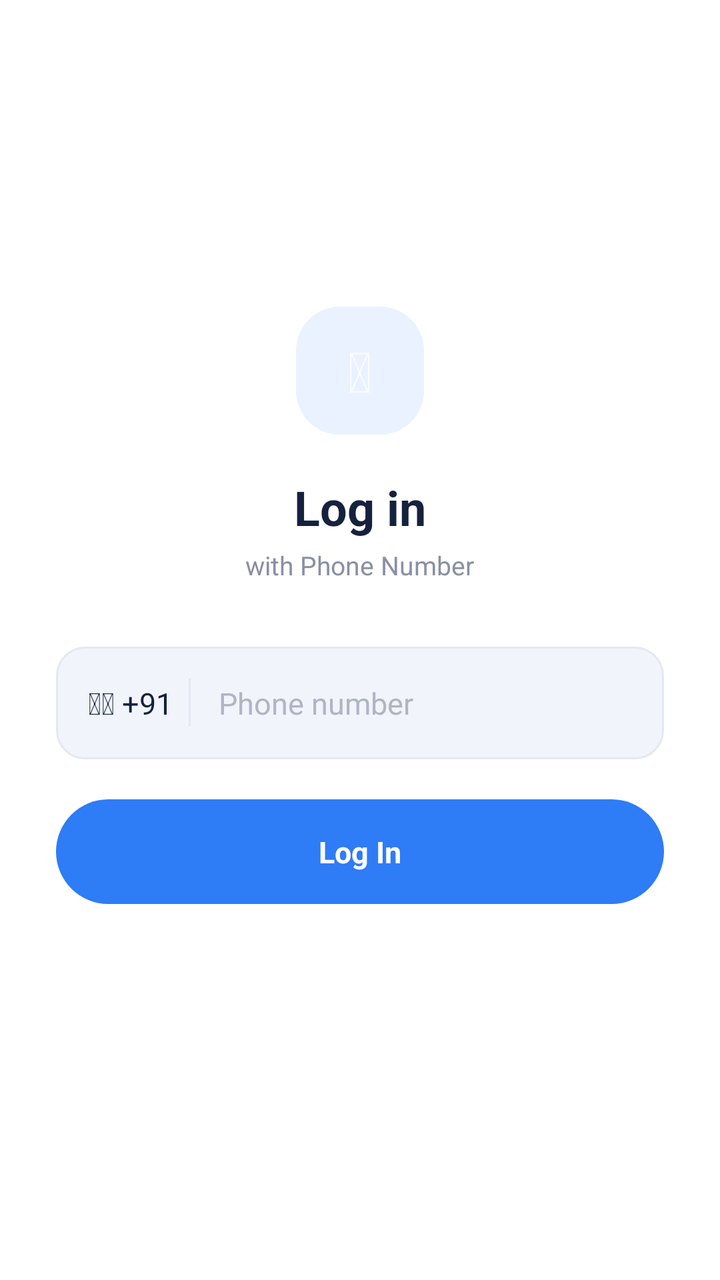
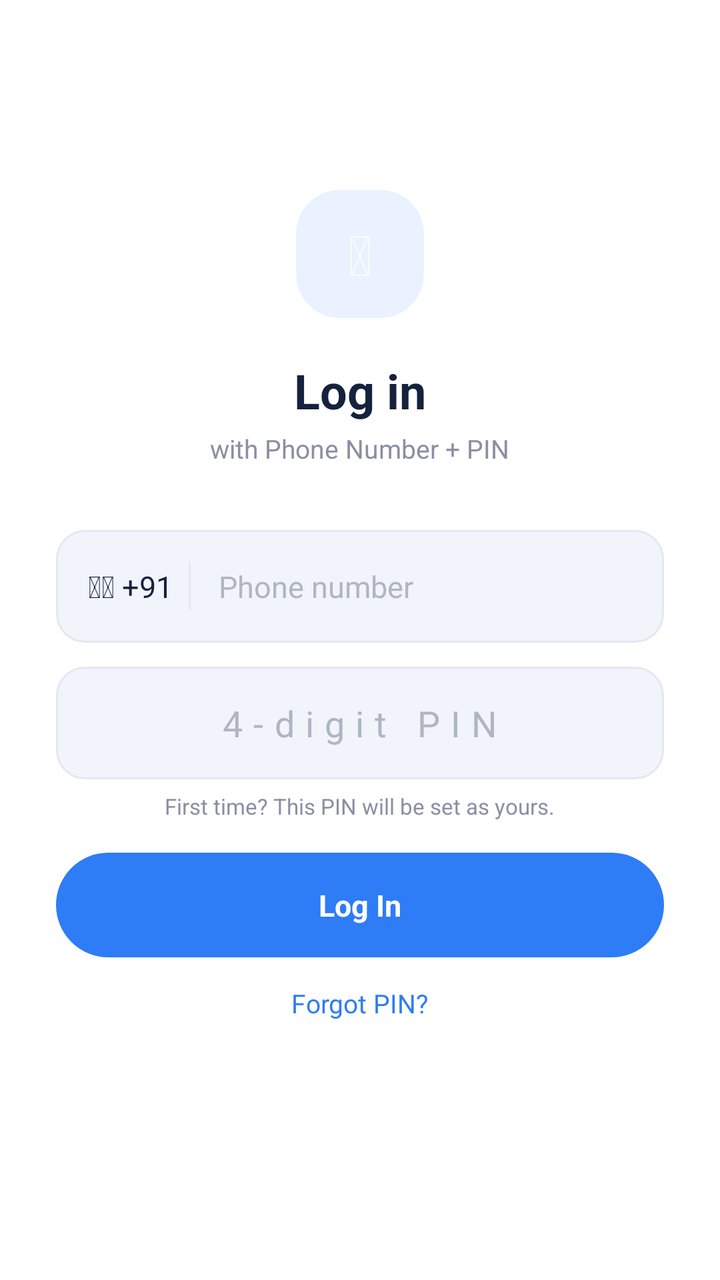

Compare the two renders of this Android layout. The source of the first and the diff that turns it into the second are given below.
<!-- AndroidManifest.xml: application theme Theme.AutoDialer -->
<!-- res/layout/activity_login.xml -->
<?xml version="1.0" encoding="utf-8"?>
<ScrollView xmlns:android="http://schemas.android.com/apk/res/android"
    android:layout_width="match_parent"
    android:layout_height="match_parent"
    android:background="#FFFFFF"
    android:fillViewport="true">

    <LinearLayout
        android:layout_width="match_parent"
        android:layout_height="match_parent"
        android:orientation="vertical"
        android:gravity="center"
        android:padding="28dp">

        <FrameLayout
            android:layout_width="64dp"
            android:layout_height="64dp"
            android:background="@drawable/bg_icon_chip">

            <TextView
                android:layout_width="wrap_content"
                android:layout_height="wrap_content"
                android:layout_gravity="center"
                android:text="&#128172;"
                android:textSize="28sp"/>
        </FrameLayout>

        <TextView
            android:layout_width="wrap_content"
            android:layout_height="wrap_content"
            android:layout_marginTop="20dp"
            android:text="Log in"
            android:textColor="#16213E"
            android:textStyle="bold"
            android:textSize="24sp"/>

        <TextView
            android:layout_width="wrap_content"
            android:layout_height="wrap_content"
            android:layout_marginTop="4dp"
            android:text="with Phone Number"
            android:textColor="#8A8FA3"
            android:textSize="13sp"/>

        <LinearLayout
            android:id="@+id/phoneSection"
            android:layout_width="match_parent"
            android:layout_height="wrap_content"
            android:orientation="horizontal"
            android:layout_marginTop="32dp"
            android:gravity="center_vertical"
            android:background="@drawable/bg_input_light"
            android:padding="4dp">

            <TextView
                android:layout_width="wrap_content"
                android:layout_height="wrap_content"
                android:paddingStart="12dp"
                android:paddingEnd="8dp"
                android:text="&#127470;&#127475; +91"
                android:textColor="#16213E"
                android:textSize="15sp"/>

            <View
                android:layout_width="1dp"
                android:layout_height="24dp"
                android:background="#E3E8F2"/>

            <EditText
                android:id="@+id/etPhone"
                android:layout_width="0dp"
                android:layout_weight="1"
                android:layout_height="wrap_content"
                android:inputType="phone"
                android:maxLength="10"
                android:hint="Phone number"
                android:textColor="#16213E"
                android:textColorHint="#B0B5C4"
                android:background="@android:color/transparent"
                android:padding="14dp"
                android:textSize="15sp"/>
        </LinearLayout>

        <TextView
            android:id="@+id/btnSendOtp"
            android:layout_width="match_parent"
            android:layout_height="wrap_content"
            android:layout_marginTop="20dp"
            android:background="@drawable/bg_login_button"
            android:gravity="center"
            android:padding="16dp"
            android:textColor="#FFFFFF"
            android:textStyle="bold"
            android:textSize="15sp"
            android:text="Log In"/>

        <LinearLayout
            android:id="@+id/otpSection"
            android:layout_width="match_parent"
            android:layout_height="wrap_content"
            android:orientation="vertical"
            android:visibility="gone"
            android:layout_marginTop="20dp">

            <EditText
                android:id="@+id/etOtp"
                android:layout_width="match_parent"
                android:layout_height="wrap_content"
                android:inputType="number"
                android:maxLength="6"
                android:hint="Enter 6-digit OTP"
                android:textColor="#16213E"
                android:textColorHint="#B0B5C4"
                android:textSize="18sp"
                android:letterSpacing="0.3"
                android:gravity="center"
                android:background="@drawable/bg_input_light"
                android:padding="16dp"/>

            <TextView
                android:id="@+id/btnVerifyOtp"
                android:layout_width="match_parent"
                android:layout_height="wrap_content"
                android:layout_marginTop="14dp"
                android:background="@drawable/bg_login_button"
                android:gravity="center"
                android:padding="16dp"
                android:textColor="#FFFFFF"
                android:textStyle="bold"
                android:textSize="15sp"
                android:text="Verify OTP"/>
        </LinearLayout>

        <TextView
            android:id="@+id/tvLoginStatus"
            android:layout_width="wrap_content"
            android:layout_height="wrap_content"
            android:layout_marginTop="18dp"
            android:textColor="#8A8FA3"
            android:textSize="12sp"
            android:gravity="center"
            android:text=""/>

    </LinearLayout>
</ScrollView>
<!-- resources referenced by this layout -->
<resources>
  <!-- drawable bg_icon_chip (drawable) -->
  <?xml version="1.0" encoding="utf-8"?>
  <shape xmlns:android="http://schemas.android.com/apk/res/android">
      <solid android:color="#EAF2FF"/>
      <corners android:radius="22dp"/>
  </shape>
  <!-- drawable bg_input_light (drawable) -->
  <?xml version="1.0" encoding="utf-8"?>
  <shape xmlns:android="http://schemas.android.com/apk/res/android">
      <solid android:color="#F1F4FA"/>
      <corners android:radius="14dp"/>
      <stroke android:width="1dp" android:color="#E3E8F2"/>
  </shape>
  <!-- drawable bg_login_button (drawable) -->
  <?xml version="1.0" encoding="utf-8"?>
  <shape xmlns:android="http://schemas.android.com/apk/res/android">
      <solid android:color="#2E7CF6"/>
      <corners android:radius="28dp"/>
  </shape>
  <style name="Theme.AutoDialer" parent="Theme.MaterialComponents.NoActionBar">
          <item name="colorPrimary">@color/resume_bg</item>
          <item name="colorPrimaryVariant">@color/resume_bg</item>
          <item name="android:windowBackground">@color/bg_dark</item>
          <item name="android:textColorPrimary">@color/text_primary_dark</item>
          <item name="android:textColorSecondary">@color/text_secondary_dark</item>
      </style>
  <color name="resume_bg">#2E7CF6</color>
  <color name="bg_dark">#0A0A0B</color>
  <color name="text_primary_dark">#F5F5F5</color>
  <color name="text_secondary_dark">#B4B2A9</color>
</resources>

<!-- the commit's change to res/layout/activity_login.xml (unified diff, before → after) -->
@@ -38,12 +38,11 @@
             android:layout_width="wrap_content"
             android:layout_height="wrap_content"
             android:layout_marginTop="4dp"
-            android:text="with Phone Number"
+            android:text="with Phone Number + PIN"
             android:textColor="#8A8FA3"
             android:textSize="13sp"/>
 
         <LinearLayout
-            android:id="@+id/phoneSection"
             android:layout_width="match_parent"
             android:layout_height="wrap_content"
             android:orientation="horizontal"
@@ -81,11 +80,35 @@
                 android:textSize="15sp"/>
         </LinearLayout>
 
-        <TextView
-            android:id="@+id/btnSendOtp"
+        <EditText
+            android:id="@+id/etPin"
             android:layout_width="match_parent"
             android:layout_height="wrap_content"
-            android:layout_marginTop="20dp"
+            android:layout_marginTop="12dp"
+            android:inputType="numberPassword"
+            android:maxLength="4"
+            android:hint="4-digit PIN"
+            android:textColor="#16213E"
+            android:textColorHint="#B0B5C4"
+            android:textSize="18sp"
+            android:letterSpacing="0.3"
+            android:gravity="center"
+            android:background="@drawable/bg_input_light"
+            android:padding="16dp"/>
+
+        <TextView
+            android:layout_width="wrap_content"
+            android:layout_height="wrap_content"
+            android:layout_marginTop="6dp"
+            android:text="First time? This PIN will be set as yours."
+            android:textColor="#8A8FA3"
+            android:textSize="11sp"/>
+
+        <TextView
+            android:id="@+id/btnLogin"
+            android:layout_width="match_parent"
+            android:layout_height="wrap_content"
+            android:layout_marginTop="16dp"
             android:background="@drawable/bg_login_button"
             android:gravity="center"
             android:padding="16dp"
@@ -94,21 +117,45 @@
             android:textSize="15sp"
             android:text="Log In"/>
 
+        <TextView
+            android:id="@+id/btnForgotPin"
+            android:layout_width="wrap_content"
+            android:layout_height="wrap_content"
+            android:layout_marginTop="14dp"
+            android:text="Forgot PIN?"
+            android:textColor="#2E7CF6"
+            android:textSize="13sp"/>
+
         <LinearLayout
-            android:id="@+id/otpSection"
+            android:id="@+id/resetSection"
             android:layout_width="match_parent"
             android:layout_height="wrap_content"
             android:orientation="vertical"
             android:visibility="gone"
-            android:layout_marginTop="20dp">
+            android:layout_marginTop="18dp">
+
+            <View
+                android:layout_width="match_parent"
+                android:layout_height="1dp"
+                android:background="#E3E8F2"
+                android:layout_marginBottom="14dp"/>
+
+            <TextView
+                android:layout_width="wrap_content"
+                android:layout_height="wrap_content"
+                android:text="Set a new PIN"
+                android:textColor="#16213E"
+                android:textStyle="bold"
+                android:textSize="14sp"/>
 
             <EditText
-                android:id="@+id/etOtp"
+                android:id="@+id/etNewPin"
                 android:layout_width="match_parent"
                 android:layout_height="wrap_content"
-                android:inputType="number"
-                android:maxLength="6"
-                android:hint="Enter 6-digit OTP"
+                android:layout_marginTop="10dp"
+                android:inputType="numberPassword"
+                android:maxLength="4"
+                android:hint="New 4-digit PIN"
                 android:textColor="#16213E"
                 android:textColorHint="#B0B5C4"
                 android:textSize="18sp"
@@ -118,17 +165,17 @@
                 android:padding="16dp"/>
 
             <TextView
-                android:id="@+id/btnVerifyOtp"
+                android:id="@+id/btnResetPin"
                 android:layout_width="match_parent"
                 android:layout_height="wrap_content"
-                android:layout_marginTop="14dp"
+                android:layout_marginTop="10dp"
                 android:background="@drawable/bg_login_button"
                 android:gravity="center"
                 android:padding="16dp"
                 android:textColor="#FFFFFF"
                 android:textStyle="bold"
                 android:textSize="15sp"
-                android:text="Verify OTP"/>
+                android:text="Reset PIN"/>
         </LinearLayout>
 
         <TextView
